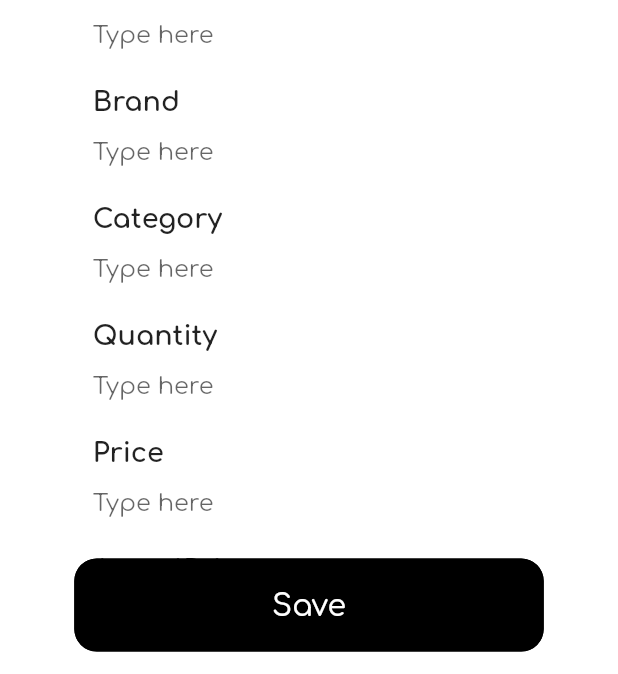
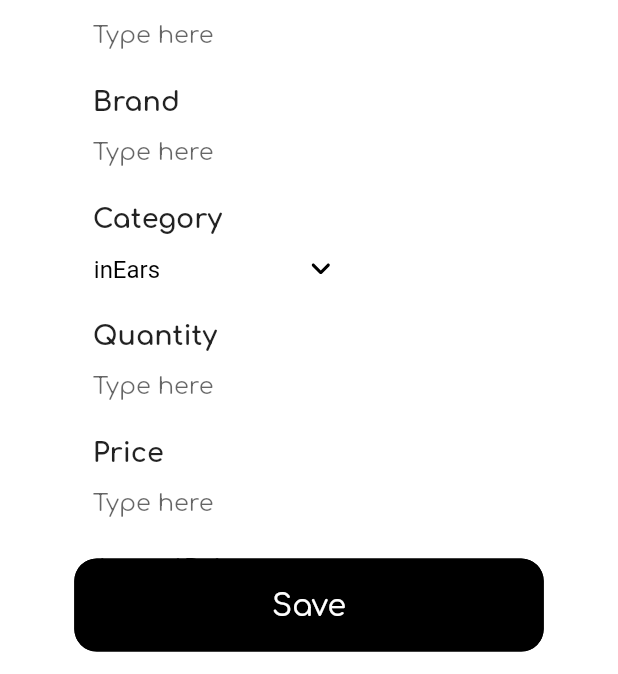
Before and after one commit to leywino/amplify, a Flutter app: the AddNewProductScreen screen opened directly, on a phone screen of 412 x 824 dp, the part 562-1236 px from its top. Run offline on Flutter 3.47's test engine with Material 2 defaults, Android fonts, the phone set to English and light mode, and no system bars; our stand-ins replace cloud_firestore, email_validator, firebase_auth, firebase_core, firebase_storage, flutter_carousel_widget and 4 more; accounts and stored records are empty.

Commit message:
updated category to dropdown instead of textfield

```diff
--- a/lib/firebase/functions.dart
+++ b/lib/firebase/functions.dart
@@ -2,7 +2,6 @@ import 'dart:developer';
 
 import 'package:amplify/firebase/product_model.dart';
 import 'package:cloud_firestore/cloud_firestore.dart';
-import 'package:firebase_auth/firebase_auth.dart';
 import 'package:flutter/material.dart';
 
 Future<void> addProduct(Products productClass, BuildContext context) async {
@@ -97,7 +96,6 @@ void showSnackbar(BuildContext context, String message) {
 
 Future<void> updateOrderStatus(
     String id, BuildContext context, int orderStatusIndex) async {
-  final email = FirebaseAuth.instance.currentUser!.email;
   final products = FirebaseFirestore.instance.collection('orders');
   final productRef = products.doc(id);
   try {
--- a/lib/presentation/home_screen/widgets/add_new_product.dart
+++ b/lib/presentation/home_screen/widgets/add_new_product.dart
@@ -15,12 +15,12 @@ class AddNewProductScreen extends StatefulWidget {
   State<AddNewProductScreen> createState() => _AddNewProductScreenState();
 }
 
+final ValueNotifier<String> categoryStringNotifier = ValueNotifier("");
+
 class _AddNewProductScreenState extends State<AddNewProductScreen> {
   final TextEditingController nameController = TextEditingController();
 
   final TextEditingController brandController = TextEditingController();
-
-  final TextEditingController categoryController = TextEditingController();
 
   final TextEditingController quantityController = TextEditingController();
 
@@ -37,6 +37,7 @@ class _AddNewProductScreenState extends State<AddNewProductScreen> {
 
   @override
   Widget build(BuildContext context) {
+    categoryStringNotifier.value = _list.first;
     final size = MediaQuery.of(context).size;
     return Stack(
       children: [
@@ -119,12 +120,59 @@ class _AddNewProductScreenState extends State<AddNewProductScreen> {
                   // enableTextField: !editOrUpdate,
                   // textString: _dummyProductDetails[1],
                 ),
-                DetailsTextFieldWidget(
-                  size: size,
-                  fieldName: "Category",
-                  textController: categoryController,
-                  // enableTextField: !editOrUpdate,
-                  // textString: _dummyProductDetails[2],
+                const SizedBox(
+                  height: 10,
+                ),
+                Padding(
+                  padding: EdgeInsets.symmetric(horizontal: size.width * 0.15),
+                  child: Column(
+                    children: [
+                      const Row(
+                        mainAxisAlignment: MainAxisAlignment.start,
+                        children: [
+                          Text(
+                            "Category",
+                            style: TextStyle(
+                              fontWeight: FontWeight.bold,
+                              fontSize: 18.0,
+                            ),
+                          ),
+                        ],
+                      ),
+                      Padding(
+                        padding: EdgeInsets.only(right: size.width * 0.30),
+                        child: ValueListenableBuilder(
+                          valueListenable: categoryStringNotifier,
+                          builder: (context, dropdownValue, child) =>
+                              DropdownButton<String>(
+                            value: dropdownValue,
+                            icon: SvgPicture.asset(
+                              "assets/dropdown.svg",
+                            ),
+                            iconSize: 24,
+                            elevation: 0,
+                            borderRadius: BorderRadius.zero,
+                            style: const TextStyle(
+                                color: Colors.black, fontSize: 16),
+                            underline: Container(),
+                            onChanged: (String? value) {
+                              // This is called when the user selects an item.
+                              categoryStringNotifier.value = value!;
+                              int orderStatusIndex = _list
+                                  .indexWhere((element) => element == value);
+                            },
+                            items: _list
+                                .map<DropdownMenuItem<String>>((String value) {
+                              return DropdownMenuItem<String>(
+                                value: value,
+                                child: Text(value),
+                              );
+                            }).toList(),
+                          ),
+                        ),
+                      )
+                    ],
+                  ),
                 ),
                 DetailsTextFieldWidget(
                   size: size,
@@ -176,18 +224,21 @@ class _AddNewProductScreenState extends State<AddNewProductScreen> {
           padding: const EdgeInsets.only(bottom: 15),
           child: Align(
               alignment: Alignment.bottomCenter,
-            child: TextButton(
+              child: ValueListenableBuilder(
+                valueListenable: categoryStringNotifier,
+                builder: (context, categoryString, child) => TextButton(
                   onPressed: () {
                     addProduct(
                         Products(
                             brand: brandController.text.trim(),
-                        category: categoryController.text.trim(),
+                            category: categoryString,
                             quantity: int.parse(quantityController.text.trim()),
                             price: int.parse(priceController.text.trim()),
                             actualPrice:
                                 int.parse(actualPriceController.text.trim()),
                             description: descriptionController.text.trim(),
-                        longDescription: longDescriptionController.text.trim(),
+                            longDescription:
+                                longDescriptionController.text.trim(),
                             networkImageList: imageList,
                             productName: nameController.text.trim()),
                         context);
@@ -199,7 +250,8 @@ class _AddNewProductScreenState extends State<AddNewProductScreen> {
                         side: const BorderSide(color: Colors.black),
                       ),
                     ),
-                backgroundColor: MaterialStateProperty.all<Color>(Colors.black),
+                    backgroundColor:
+                        MaterialStateProperty.all<Color>(Colors.black),
                     padding: MaterialStateProperty.all<EdgeInsets>(
                         EdgeInsets.symmetric(
                             horizontal: size.width * 0.32, vertical: 20)),
@@ -212,7 +264,7 @@ class _AddNewProductScreenState extends State<AddNewProductScreen> {
                     ),
                   ),
                 ),
-          ),
+              )),
         ),
       ],
     );
@@ -235,3 +287,11 @@ class _AddNewProductScreenState extends State<AddNewProductScreen> {
     return imageList;
   }
 }
+
+const List<String> _list = <String>[
+  'inEars',
+  'Headphones',
+  'Earbuds',
+  'Hi-Res Audio Player',
+  'DAC & Amp'
+];
```
Also changed, not shown: lib/presentation/product_details/product_details.dart (+77 -14 lines). Lines whose indentation alone changed are shown as unchanged.
